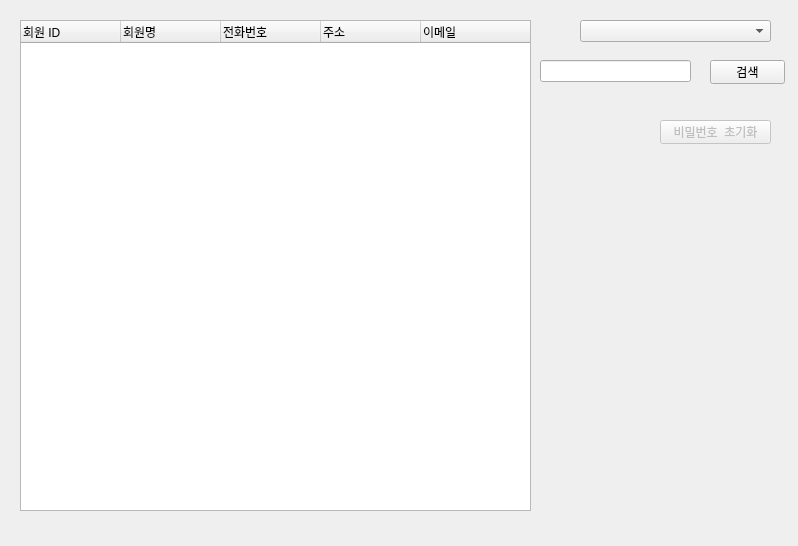
Qt form uis/widget_manager_user.ui (DaeyeongCho/DataBaseLectureProject) before a commit.
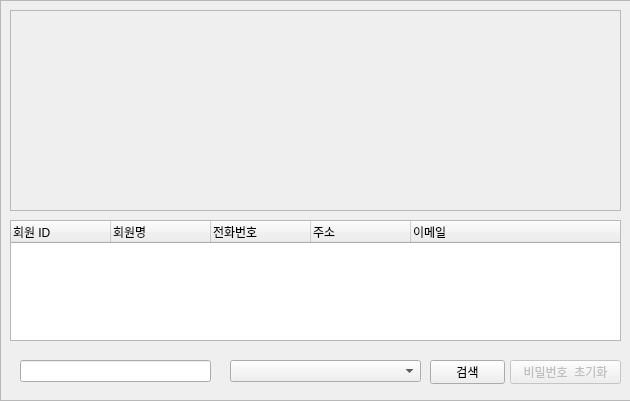
The same form after that commit. Icons and pictures are not drawn.

Patch:
```diff
--- a/uis/widget_manager_user.ui
+++ b/uis/widget_manager_user.ui
@@ -6,20 +6,35 @@
    <rect>
     <x>0</x>
     <y>0</y>
-    <width>798</width>
-    <height>546</height>
+    <width>630</width>
+    <height>401</height>
    </rect>
   </property>
   <property name="windowTitle">
    <string>Form</string>
   </property>
+  <widget class="QFrame" name="frame">
+   <property name="geometry">
+    <rect>
+     <x>0</x>
+     <y>0</y>
+     <width>631</width>
+     <height>401</height>
+    </rect>
+   </property>
+   <property name="frameShape">
+    <enum>QFrame::StyledPanel</enum>
+   </property>
+   <property name="frameShadow">
+    <enum>QFrame::Raised</enum>
+   </property>
   <widget class="QTreeWidget" name="treeWidgetUserList">
    <property name="geometry">
     <rect>
-     <x>20</x>
-     <y>20</y>
-     <width>511</width>
-     <height>491</height>
+      <x>10</x>
+      <y>220</y>
+      <width>611</width>
+      <height>121</height>
     </rect>
    </property>
    <column>
@@ -48,11 +63,31 @@
     </property>
    </column>
   </widget>
+   <widget class="QLineEdit" name="lineEditSearch">
+    <property name="geometry">
+     <rect>
+      <x>20</x>
+      <y>360</y>
+      <width>191</width>
+      <height>22</height>
+     </rect>
+    </property>
+   </widget>
+   <widget class="QComboBox" name="comboBoxDetail">
+    <property name="geometry">
+     <rect>
+      <x>230</x>
+      <y>360</y>
+      <width>191</width>
+      <height>22</height>
+     </rect>
+    </property>
+   </widget>
   <widget class="QPushButton" name="pushButtonSearch">
    <property name="geometry">
     <rect>
-     <x>710</x>
-     <y>60</y>
+      <x>430</x>
+      <y>360</y>
      <width>75</width>
      <height>24</height>
     </rect>
@@ -61,34 +96,14 @@
     <string>검색</string>
    </property>
   </widget>
-  <widget class="QComboBox" name="comboBoxDetail">
-   <property name="geometry">
-    <rect>
-     <x>580</x>
-     <y>20</y>
-     <width>191</width>
-     <height>22</height>
-    </rect>
-   </property>
-  </widget>
-  <widget class="QLineEdit" name="lineEditSearch">
-   <property name="geometry">
-    <rect>
-     <x>540</x>
-     <y>60</y>
-     <width>151</width>
-     <height>22</height>
-    </rect>
-   </property>
-  </widget>
   <widget class="QPushButton" name="pushButtonInitialization">
    <property name="enabled">
     <bool>false</bool>
    </property>
    <property name="geometry">
     <rect>
-     <x>660</x>
-     <y>120</y>
+      <x>510</x>
+      <y>360</y>
      <width>111</width>
      <height>24</height>
     </rect>
@@ -96,6 +111,26 @@
    <property name="text">
     <string>비밀번호  초기화</string>
    </property>
+   </widget>
+   <widget class="QFrame" name="frame_2">
+    <property name="geometry">
+     <rect>
+      <x>10</x>
+      <y>10</y>
+      <width>611</width>
+      <height>201</height>
+     </rect>
+    </property>
+    <property name="styleSheet">
+     <string notr="true">border-image : url(C:/Users/jdy08/Visual Studio Code/DataBaseLectureProject/uis/Manage.png);</string>
+    </property>
+    <property name="frameShape">
+     <enum>QFrame::StyledPanel</enum>
+    </property>
+    <property name="frameShadow">
+     <enum>QFrame::Raised</enum>
+    </property>
+   </widget>
   </widget>
  </widget>
  <resources/>
```
Lines whose indentation alone changed are shown as unchanged.
